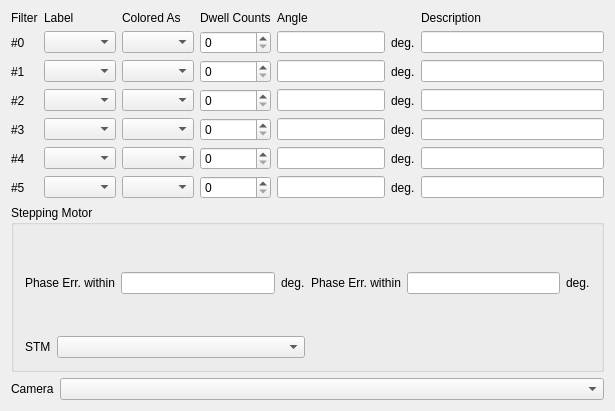
northriv/KAME, file modules/optics/filterwheel.ui: the form before one commit.
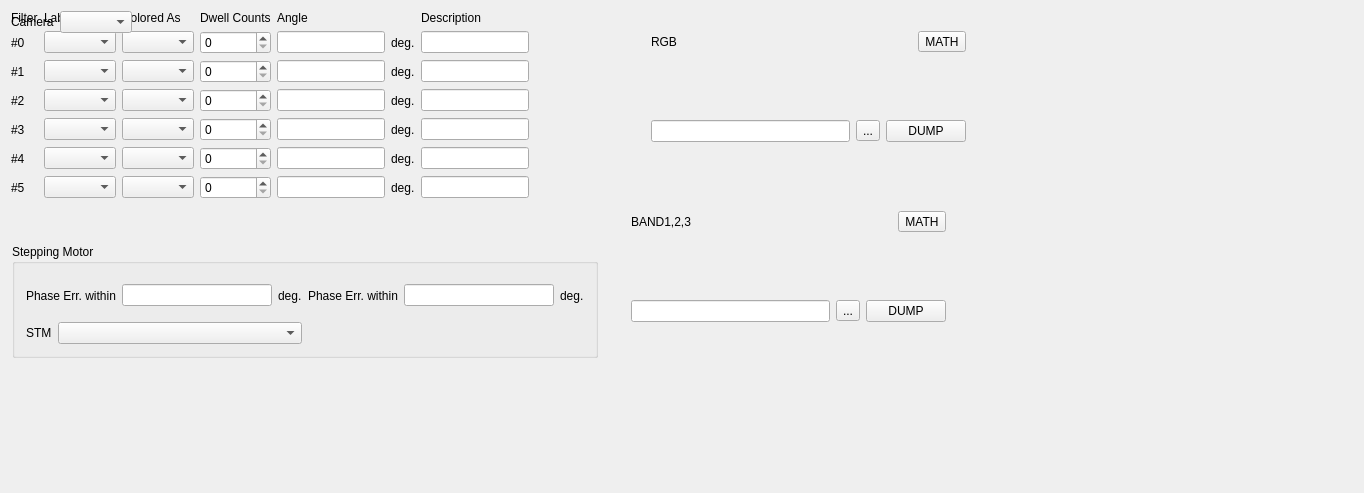
The form after the commit. Custom widgets are drawn as their Qt base class.

```diff
--- a/modules/optics/filterwheel.ui
+++ b/modules/optics/filterwheel.ui
@@ -6,16 +6,321 @@
    <rect>
     <x>0</x>
     <y>0</y>
-    <width>615</width>
-    <height>411</height>
+    <width>1364</width>
+    <height>493</height>
    </rect>
   </property>
   <property name="windowTitle">
    <string>Network Analyzer Control</string>
   </property>
   <widget class="QWidget" name="widget">
-   <layout class="QVBoxLayout" name="verticalLayout">
+   <widget class="QGroupBox" name="groupBox">
+    <property name="geometry">
+     <rect>
+      <x>12</x>
+      <y>244</y>
+      <width>586</width>
+      <height>114</height>
+     </rect>
+    </property>
+    <property name="sizePolicy">
+     <sizepolicy hsizetype="Preferred" vsizetype="Expanding">
+      <horstretch>0</horstretch>
+      <verstretch>0</verstretch>
+     </sizepolicy>
+    </property>
+    <property name="title">
+     <string>Stepping Motor</string>
+    </property>
+    <layout class="QGridLayout" name="gridLayout_2">
+     <item row="0" column="0">
+      <layout class="QHBoxLayout" name="horizontalLayout_2">
     <item>
+        <widget class="QLabel" name="textLabel1_2_5_3_3">
+         <property name="sizePolicy">
+          <sizepolicy hsizetype="Fixed" vsizetype="Preferred">
+           <horstretch>0</horstretch>
+           <verstretch>0</verstretch>
+          </sizepolicy>
+         </property>
+         <property name="text">
+          <string>Phase Err. within</string>
+         </property>
+         <property name="wordWrap">
+          <bool>false</bool>
+         </property>
+        </widget>
+       </item>
+       <item>
+        <widget class="QLineEdit" name="m_edPhaseErrWithin">
+         <property name="sizePolicy">
+          <sizepolicy hsizetype="Preferred" vsizetype="Fixed">
+           <horstretch>0</horstretch>
+           <verstretch>0</verstretch>
+          </sizepolicy>
+         </property>
+         <property name="minimumSize">
+          <size>
+           <width>40</width>
+           <height>0</height>
+          </size>
+         </property>
+        </widget>
+       </item>
+       <item>
+        <widget class="QLabel" name="textLabel1_2_2_4_3_2">
+         <property name="sizePolicy">
+          <sizepolicy hsizetype="Fixed" vsizetype="Preferred">
+           <horstretch>0</horstretch>
+           <verstretch>0</verstretch>
+          </sizepolicy>
+         </property>
+         <property name="text">
+          <string>deg.</string>
+         </property>
+         <property name="wordWrap">
+          <bool>false</bool>
+         </property>
+        </widget>
+       </item>
+      </layout>
+     </item>
+     <item row="0" column="1">
+      <layout class="QHBoxLayout" name="horizontalLayout_8">
+       <item>
+        <widget class="QLabel" name="textLabel1_2_5_3_7">
+         <property name="sizePolicy">
+          <sizepolicy hsizetype="Fixed" vsizetype="Preferred">
+           <horstretch>0</horstretch>
+           <verstretch>0</verstretch>
+          </sizepolicy>
+         </property>
+         <property name="text">
+          <string>Phase Err. within</string>
+         </property>
+         <property name="wordWrap">
+          <bool>false</bool>
+         </property>
+        </widget>
+       </item>
+       <item>
+        <widget class="QLineEdit" name="m_edSTMWait">
+         <property name="sizePolicy">
+          <sizepolicy hsizetype="Preferred" vsizetype="Fixed">
+           <horstretch>0</horstretch>
+           <verstretch>0</verstretch>
+          </sizepolicy>
+         </property>
+         <property name="minimumSize">
+          <size>
+           <width>40</width>
+           <height>0</height>
+          </size>
+         </property>
+        </widget>
+       </item>
+       <item>
+        <widget class="QLabel" name="textLabel1_2_2_4_3_4">
+         <property name="sizePolicy">
+          <sizepolicy hsizetype="Fixed" vsizetype="Preferred">
+           <horstretch>0</horstretch>
+           <verstretch>0</verstretch>
+          </sizepolicy>
+         </property>
+         <property name="text">
+          <string>deg.</string>
+         </property>
+         <property name="wordWrap">
+          <bool>false</bool>
+         </property>
+        </widget>
+       </item>
+      </layout>
+     </item>
+     <item row="1" column="0">
+      <layout class="QHBoxLayout" name="horizontalLayout_3">
+       <item>
+        <widget class="QLabel" name="textLabel1_2_5_3_4">
+         <property name="sizePolicy">
+          <sizepolicy hsizetype="Fixed" vsizetype="Preferred">
+           <horstretch>0</horstretch>
+           <verstretch>0</verstretch>
+          </sizepolicy>
+         </property>
+         <property name="text">
+          <string>STM</string>
+         </property>
+         <property name="wordWrap">
+          <bool>false</bool>
+         </property>
+        </widget>
+       </item>
+       <item>
+        <widget class="QComboBox" name="m_cmbSTM"/>
+       </item>
+      </layout>
+     </item>
+    </layout>
+   </widget>
+   <widget class="QWidget" name="layoutWidget">
+    <property name="geometry">
+     <rect>
+      <x>640</x>
+      <y>20</y>
+      <width>337</width>
+      <height>133</height>
+     </rect>
+    </property>
+    <layout class="QVBoxLayout" name="verticalLayout_2">
+     <item>
+      <layout class="QHBoxLayout" name="horizontalLayout_10">
+       <item>
+        <widget class="QLabel" name="textLabel1_2_5_3_3_17">
+         <property name="sizePolicy">
+          <sizepolicy hsizetype="Expanding" vsizetype="Preferred">
+           <horstretch>0</horstretch>
+           <verstretch>0</verstretch>
+          </sizepolicy>
+         </property>
+         <property name="text">
+          <string>RGB</string>
+         </property>
+         <property name="wordWrap">
+          <bool>false</bool>
+         </property>
+        </widget>
+       </item>
+       <item>
+        <widget class="QToolButton" name="m_tbMathMenu">
+         <property name="text">
+          <string>MATH</string>
+         </property>
+        </widget>
+       </item>
+      </layout>
+     </item>
+     <item>
+      <widget class="XQGraph" name="m_graphwidgetProcessed" native="true">
+       <property name="sizePolicy">
+        <sizepolicy hsizetype="Expanding" vsizetype="Expanding">
+         <horstretch>0</horstretch>
+         <verstretch>0</verstretch>
+        </sizepolicy>
+       </property>
+       <property name="minimumSize">
+        <size>
+         <width>53</width>
+         <height>53</height>
+        </size>
+       </property>
+      </widget>
+     </item>
+     <item>
+      <layout class="QHBoxLayout" name="horizontalLayout_12">
+       <item>
+        <widget class="QLineEdit" name="m_edDump"/>
+       </item>
+       <item>
+        <widget class="QToolButton" name="m_tbDump">
+         <property name="text">
+          <string>...</string>
+         </property>
+        </widget>
+       </item>
+       <item>
+        <widget class="QPushButton" name="m_btnDump">
+         <property name="text">
+          <string>DUMP</string>
+         </property>
+         <property name="autoDefault">
+          <bool>false</bool>
+         </property>
+        </widget>
+       </item>
+      </layout>
+     </item>
+    </layout>
+   </widget>
+   <widget class="QWidget" name="layoutWidget_2">
+    <property name="geometry">
+     <rect>
+      <x>620</x>
+      <y>200</y>
+      <width>337</width>
+      <height>133</height>
+     </rect>
+    </property>
+    <layout class="QVBoxLayout" name="verticalLayout_4">
+     <item>
+      <layout class="QHBoxLayout" name="horizontalLayout_18">
+       <item>
+        <widget class="QLabel" name="textLabel1_2_5_3_3_19">
+         <property name="sizePolicy">
+          <sizepolicy hsizetype="Expanding" vsizetype="Preferred">
+           <horstretch>0</horstretch>
+           <verstretch>0</verstretch>
+          </sizepolicy>
+         </property>
+         <property name="text">
+          <string>BAND1,2,3</string>
+         </property>
+         <property name="wordWrap">
+          <bool>false</bool>
+         </property>
+        </widget>
+       </item>
+       <item>
+        <widget class="QToolButton" name="m_tbMathMenu_3">
+         <property name="text">
+          <string>MATH</string>
+         </property>
+        </widget>
+       </item>
+      </layout>
+     </item>
+     <item>
+      <widget class="XQGraph" name="m_graphwidgetProcessed_3" native="true">
+       <property name="sizePolicy">
+        <sizepolicy hsizetype="Expanding" vsizetype="Expanding">
+         <horstretch>0</horstretch>
+         <verstretch>0</verstretch>
+        </sizepolicy>
+       </property>
+       <property name="minimumSize">
+        <size>
+         <width>53</width>
+         <height>53</height>
+        </size>
+       </property>
+      </widget>
+     </item>
+     <item>
+      <layout class="QHBoxLayout" name="horizontalLayout_19">
+       <item>
+        <widget class="QLineEdit" name="m_edDump_3"/>
+       </item>
+       <item>
+        <widget class="QToolButton" name="m_tbDump_3">
+         <property name="text">
+          <string>...</string>
+         </property>
+        </widget>
+       </item>
+       <item>
+        <widget class="QPushButton" name="m_btnDump_3">
+         <property name="text">
+          <string>DUMP</string>
+         </property>
+         <property name="autoDefault">
+          <bool>false</bool>
+         </property>
+        </widget>
+       </item>
+      </layout>
+     </item>
+    </layout>
+   </widget>
+   <widget class="QWidget" name="">
      <layout class="QGridLayout" name="gridLayout">
       <item row="0" column="0">
        <widget class="QLabel" name="textLabel1_2_5_3_3_13">
@@ -654,150 +959,8 @@
        </widget>
       </item>
      </layout>
-    </item>
-    <item>
-     <widget class="QGroupBox" name="groupBox">
-      <property name="sizePolicy">
-       <sizepolicy hsizetype="Preferred" vsizetype="Expanding">
-        <horstretch>0</horstretch>
-        <verstretch>0</verstretch>
-       </sizepolicy>
-      </property>
-      <property name="title">
-       <string>Stepping Motor</string>
-      </property>
-      <layout class="QGridLayout" name="gridLayout_2">
-       <item row="0" column="0">
-        <layout class="QHBoxLayout" name="horizontalLayout_2">
-         <item>
-          <widget class="QLabel" name="textLabel1_2_5_3_3">
-           <property name="sizePolicy">
-            <sizepolicy hsizetype="Fixed" vsizetype="Preferred">
-             <horstretch>0</horstretch>
-             <verstretch>0</verstretch>
-            </sizepolicy>
-           </property>
-           <property name="text">
-            <string>Phase Err. within</string>
-           </property>
-           <property name="wordWrap">
-            <bool>false</bool>
-           </property>
-          </widget>
-         </item>
-         <item>
-          <widget class="QLineEdit" name="m_edPhaseErrWithin">
-           <property name="sizePolicy">
-            <sizepolicy hsizetype="Preferred" vsizetype="Fixed">
-             <horstretch>0</horstretch>
-             <verstretch>0</verstretch>
-            </sizepolicy>
-           </property>
-           <property name="minimumSize">
-            <size>
-             <width>40</width>
-             <height>0</height>
-            </size>
-           </property>
-          </widget>
-         </item>
-         <item>
-          <widget class="QLabel" name="textLabel1_2_2_4_3_2">
-           <property name="sizePolicy">
-            <sizepolicy hsizetype="Fixed" vsizetype="Preferred">
-             <horstretch>0</horstretch>
-             <verstretch>0</verstretch>
-            </sizepolicy>
-           </property>
-           <property name="text">
-            <string>deg.</string>
-           </property>
-           <property name="wordWrap">
-            <bool>false</bool>
-           </property>
-          </widget>
-         </item>
-        </layout>
-       </item>
-       <item row="0" column="1">
-        <layout class="QHBoxLayout" name="horizontalLayout_8">
-         <item>
-          <widget class="QLabel" name="textLabel1_2_5_3_7">
-           <property name="sizePolicy">
-            <sizepolicy hsizetype="Fixed" vsizetype="Preferred">
-             <horstretch>0</horstretch>
-             <verstretch>0</verstretch>
-            </sizepolicy>
-           </property>
-           <property name="text">
-            <string>Phase Err. within</string>
-           </property>
-           <property name="wordWrap">
-            <bool>false</bool>
-           </property>
-          </widget>
-         </item>
-         <item>
-          <widget class="QLineEdit" name="m_edSTMWait">
-           <property name="sizePolicy">
-            <sizepolicy hsizetype="Preferred" vsizetype="Fixed">
-             <horstretch>0</horstretch>
-             <verstretch>0</verstretch>
-            </sizepolicy>
-           </property>
-           <property name="minimumSize">
-            <size>
-             <width>40</width>
-             <height>0</height>
-            </size>
-           </property>
-          </widget>
-         </item>
-         <item>
-          <widget class="QLabel" name="textLabel1_2_2_4_3_4">
-           <property name="sizePolicy">
-            <sizepolicy hsizetype="Fixed" vsizetype="Preferred">
-             <horstretch>0</horstretch>
-             <verstretch>0</verstretch>
-            </sizepolicy>
-           </property>
-           <property name="text">
-            <string>deg.</string>
-           </property>
-           <property name="wordWrap">
-            <bool>false</bool>
-           </property>
-          </widget>
-         </item>
-        </layout>
-       </item>
-       <item row="1" column="0">
-        <layout class="QHBoxLayout" name="horizontalLayout_3">
-         <item>
-          <widget class="QLabel" name="textLabel1_2_5_3_4">
-           <property name="sizePolicy">
-            <sizepolicy hsizetype="Fixed" vsizetype="Preferred">
-             <horstretch>0</horstretch>
-             <verstretch>0</verstretch>
-            </sizepolicy>
-           </property>
-           <property name="text">
-            <string>STM</string>
-           </property>
-           <property name="wordWrap">
-            <bool>false</bool>
-           </property>
-          </widget>
-         </item>
-         <item>
-          <widget class="QComboBox" name="m_cmbSTM"/>
-         </item>
-        </layout>
-       </item>
-      </layout>
-     </widget>
-    </item>
-    <item>
+   </widget>
+   <widget class="QWidget" name="">
      <layout class="QHBoxLayout" name="horizontalLayout_6">
       <item>
        <widget class="QLabel" name="textLabel1_2_5_3_6">
@@ -819,11 +982,17 @@
        <widget class="QComboBox" name="m_cmbCamera"/>
       </item>
      </layout>
-    </item>
-   </layout>
+   </widget>
   </widget>
  </widget>
  <layoutdefault spacing="6" margin="11"/>
+ <customwidgets>
+  <customwidget>
+   <class>XQGraph</class>
+   <extends>QWidget</extends>
+   <header>graphwidget.h</header>
+  </customwidget>
+ </customwidgets>
  <tabstops>
   <tabstop>m_edPhaseErrWithin</tabstop>
  </tabstops>
```
Lines whose indentation alone changed are shown as unchanged.
